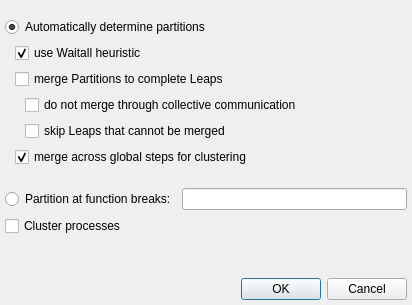
Old version of the form importoptionsdialog.ui in the repository LLNL/ravel.
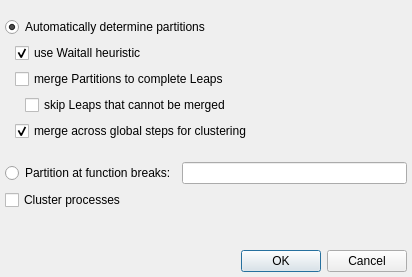
New version of the form.

Commit message: Rip out everything about not merging through collectives. - Not needed anymore now that collectives are logically stepped.

Patch:
```diff
--- a/importoptionsdialog.ui
+++ b/importoptionsdialog.ui
@@ -10,7 +10,7 @@
     <x>0</x>
     <y>0</y>
     <width>412</width>
-    <height>305</height>
+    <height>277</height>
    </rect>
   </property>
   <property name="windowTitle">
@@ -112,13 +112,6 @@
              </item>
              <item>
               <layout class="QVBoxLayout" name="verticalLayout_2">
-               <item>
-                <widget class="QCheckBox" name="leapCollectiveCheckbox">
-                 <property name="text">
-                  <string>do not merge through collective communication</string>
-                 </property>
-                </widget>
-               </item>
                <item>
                 <widget class="QCheckBox" name="skipCheckbox">
                  <property name="text">
```
The commit also changes 10 other files.
